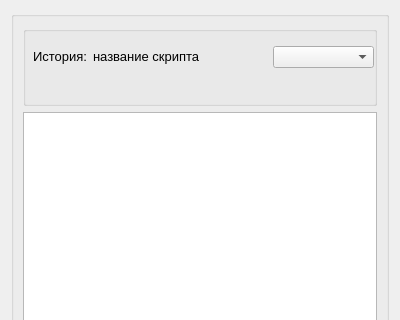
This is GUIproto/historywindow.ui in MicranDIIS/script_storage as Qt 5 draws it before an edit; both pictures show x 0 to 400 and y 0 to 320 of the 400 by 650 pixel window. The edited form follows.
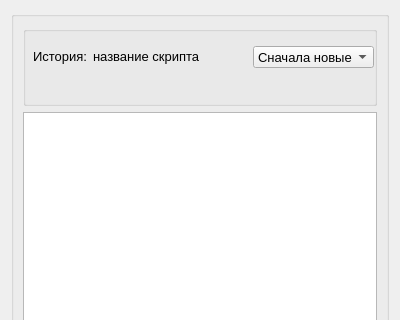
This is the edited form.

Commit message: add: basic commit date sorting in History window + convert source file encoding to UTF-8

```diff
--- a/GUIproto/historywindow.ui
+++ b/GUIproto/historywindow.ui
@@ -81,12 +81,22 @@
         <widget class="QComboBox" name="FilterComboBox">
          <property name="geometry">
           <rect>
-           <x>250</x>
+           <x>230</x>
            <y>20</y>
-           <width>101</width>
+           <width>121</width>
            <height>22</height>
           </rect>
          </property>
+         <item>
+          <property name="text">
+           <string>Сначала новые</string>
+          </property>
+         </item>
+         <item>
+          <property name="text">
+           <string>Сначала старые</string>
+          </property>
+         </item>
         </widget>
         <widget class="QLabel" name="ScriptNameLabel_2">
          <property name="geometry">
```
The commit also changes 2 other files.
